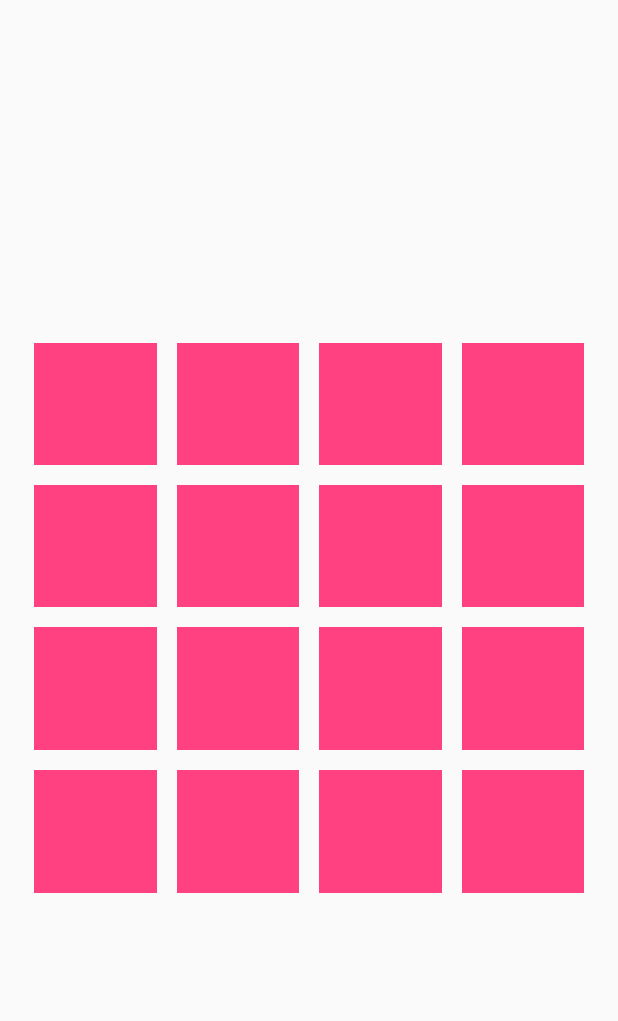
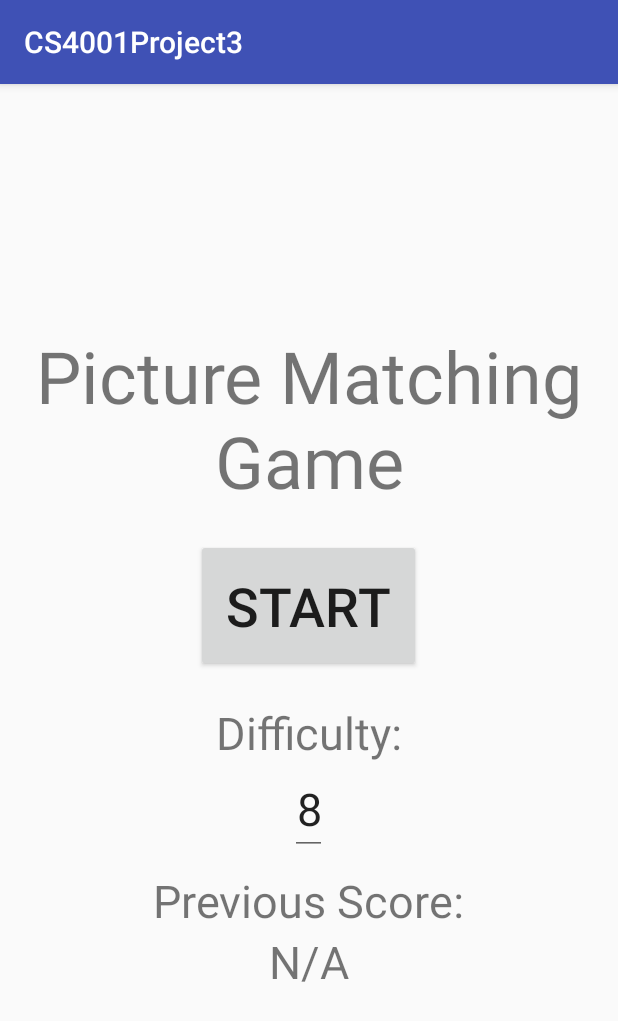
Before and after one commit to ChaoticConundrum/CS4001Project3, an Android app: the screen it shows after launch (MainActivity), on a phone screen of 412 x 824 dp. Shown: the top 1021 px of the screen. Run offline under Robolectric (Android 15) with nearby library versions, the phone set to English and light mode, and no system bars.

Commit message:
Added menu screen, game activity

```diff
--- a/app/src/main/AndroidManifest.xml
+++ b/app/src/main/AndroidManifest.xml
@@ -11,10 +11,10 @@
         <activity android:name=".MainActivity">
             <intent-filter>
                 <action android:name="android.intent.action.MAIN" />
-
                 <category android:name="android.intent.category.LAUNCHER" />
             </intent-filter>
         </activity>
+        <activity android:name=".GameActivity"></activity>
     </application>
 
 </manifest>
--- a/app/src/main/java/com/example/cawate14/cs4001project3/GameFragment.java
+++ b/app/src/main/java/com/example/cawate14/cs4001project3/GameFragment.java
@@ -1,21 +1,23 @@
 package com.example.cawate14.cs4001project3;
 
 import android.animation.ValueAnimator;
+import android.app.Activity;
 import android.app.Fragment;
+import android.content.Intent;
 import android.graphics.drawable.ColorDrawable;
 import android.graphics.drawable.Drawable;
 import android.os.Bundle;
 import android.os.Handler;
 import android.support.v4.content.ContextCompat;
-import android.util.Log;
 import android.view.LayoutInflater;
 import android.view.View;
 import android.view.ViewGroup;
 import android.view.ViewTreeObserver;
 import android.widget.GridLayout;
 import android.widget.ImageView;
-import android.widget.LinearLayout;
-import android.widget.RelativeLayout;
+import android.widget.TextView;
+
+import org.w3c.dom.Text;
 
 import java.util.ArrayList;
 import java.util.Arrays;
@@ -24,8 +26,6 @@ import java.util.Timer;
 import java.util.TimerTask;
 
 public class GameFragment extends Fragment implements GameViewControl {
-
-    private static final int IMAGE_COUNT = 8;
 
     private static final Integer[] resimg = {
             R.drawable.badaxx,
@@ -46,23 +46,22 @@ public class GameFragment extends Fragment implements GameViewControl {
     private Handler handler = null;
     private Timer fliptimer = null;
 
+    private Drawable tileColorFront;
+    private Drawable tileColorBack;
+    private Drawable tileColorMatch;
+    private Drawable tileColorNoMatch;
+
     @Override
     public void onCreate(Bundle savedInstanceState) {
         super.onCreate(savedInstanceState);
         setRetainInstance(true);
-        model = new GameModel(this, IMAGE_COUNT);
         handler = new Handler();
         fliptimer = new Timer();
-        //Collections.shuffle(images);
+        Collections.shuffle(images);
     }
 
-    // Based on http://stackoverflow.com/a/28328782/4526277
-    private static int getClosestFactors(int in){
-        int test = (int)Math.floor(Math.sqrt(in));
-        while(in % test != 0){
-            test--;
-        }
-        return test;
+    public void setModel(GameModel gmodel){
+        model = gmodel;
     }
 
     @Override
@@ -74,12 +73,6 @@ public class GameFragment extends Fragment implements GameViewControl {
         GridLayout grid = (GridLayout) root.findViewById(R.id.gamegrid);
         grid.setColumnCount(getClosestFactors(model.getNumTiles()));
 
-        final float density = getResources().getDisplayMetrics().density;
-        Log.d("DBG", "Density " + density + "," +
-                getResources().getDisplayMetrics().densityDpi + "," +
-                getResources().getDisplayMetrics().scaledDensity + ","
-        );
-
         // Init image views
         tiles.clear();
         for(int i = 0; i < model.getNumTiles(); ++i){
@@ -87,27 +80,30 @@ public class GameFragment extends Fragment implements GameViewControl {
             final GameModel gmodel = model;
 
             // Create tile layout container
-            // A GridLayout is used here because GONE children automatically take up no space
             final TileLayout tilelayout = new TileLayout(getContext());
             ViewGroup.LayoutParams tileParam = new ViewGroup.LayoutParams(ViewGroup.LayoutParams.WRAP_CONTENT, ViewGroup.LayoutParams.WRAP_CONTENT);
             tilelayout.setLayoutParams(tileParam);
             tilelayout.setPadding(10, 10, 10, 10);
 
             ViewGroup.LayoutParams imageParam = new ViewGroup.LayoutParams(ViewGroup.LayoutParams.MATCH_PARENT, ViewGroup.LayoutParams.MATCH_PARENT);
-            Drawable fg = new ColorDrawable(ContextCompat.getColor(getContext(), R.color.colorAccent));
-            Drawable bg = new ColorDrawable(ContextCompat.getColor(getContext(), R.color.colorPrimary));
+            tileColorFront = new ColorDrawable(ContextCompat.getColor(getContext(), R.color.tileFront));
+            tileColorBack = new ColorDrawable(ContextCompat.getColor(getContext(), R.color.tileBack));
+            tileColorMatch = new ColorDrawable(ContextCompat.getColor(getContext(), R.color.tileMatch));
+            tileColorNoMatch = new ColorDrawable(ContextCompat.getColor(getContext(), R.color.tileNoMatch));
 
             // Front of tile
             final ImageView front = new ImageView(getContext());
             front.setLayoutParams(imageParam);
-            front.setBackground(fg);
+            front.setBackground(tileColorFront);
 
             // Back of tile
             final ImageView back = new ImageView(getContext());
             back.setLayoutParams(imageParam);
-            back.setBackground(bg);
+            back.setBackground(tileColorBack);
             //back.setAdjustViewBounds(true);
             back.setScaleType(ImageView.ScaleType.CENTER_CROP);
+            back.setPadding(10, 10, 10, 10);
+            back.setCropToPadding(true);
 
             // Setup layout callback for measurement
             ViewTreeObserver vto = front.getViewTreeObserver();
@@ -167,14 +163,20 @@ public class GameFragment extends Fragment implements GameViewControl {
         return root;
     }
 
+    // Based on http://stackoverflow.com/a/28328782/4526277
+    private static int getClosestFactors(int in){
+        int test = (int)Math.floor(Math.sqrt(in));
+        while(in % test != 0){
+            test--;
+        }
+        return test;
+    }
+
     @Override
     public void flipTile(final int i) {
-        handler.post(new Runnable() {
-            @Override
-            public void run() {
-                tiles.get(i).anim.start();
-            }
-        });
+        tiles.get(i).anim.start();
+        TextView score = (TextView) getActivity().findViewById(R.id.score);
+        score.setText(Integer.toString(model.getFlipCount()));
     }
 
     @Override
@@ -184,18 +186,27 @@ public class GameFragment extends Fragment implements GameViewControl {
 
     @Override
     public void tilesMatched(int i, int j) {
-        //tiles.get(i).back.setBackgroundColor(ContextCompat.getColor(getContext(), R.color.tileMatch));
-        //tiles.get(j).back.setBackgroundColor(ContextCompat.getColor(getContext(), R.color.tileMatch));
+        tiles.get(i).back.setBackground(tileColorMatch);
+        tiles.get(j).back.setBackground(tileColorMatch);
     }
 
     @Override
     public void tilesNotMatched(int i, int j) {
-        //tiles.get(i).back.setBackgroundColor(ContextCompat.getColor(getContext(), R.color.tileNoMatch));
-        //tiles.get(j).back.setBackgroundColor(ContextCompat.getColor(getContext(), R.color.tileNoMatch));
+        tiles.get(i).back.setBackground(tileColorNoMatch);
+        tiles.get(j).back.setBackground(tileColorNoMatch);
+    }
+
+    @Override
+    public void gameFinished() {
+        // Finish the activity
+        Intent result = new Intent();
+        result.putExtra("SCORE_RESULT", model.getFlipCount());
+        getActivity().setResult(Activity.RESULT_OK, result);
+        getActivity().finish();
     }
 
     class Tile {
-        public ViewGroup layout;
+        public TileLayout layout;
         public ImageView front;
         public ImageView back;
         public ValueAnimator anim;
@@ -216,6 +227,7 @@ public class GameFragment extends Fragment implements GameViewControl {
                 public void run() {
                     // Reverse flip
                     tiles.get(tile).anim.reverse();
+                    tiles.get(tile).back.setBackground(tileColorBack);
                 }
             });
         }
--- a/app/src/main/java/com/example/cawate14/cs4001project3/GameViewControl.java
+++ b/app/src/main/java/com/example/cawate14/cs4001project3/GameViewControl.java
@@ -13,4 +13,7 @@ public interface GameViewControl {
     // Tiles i and j are not a match
     void tilesNotMatched(int i, int j);
 
+    // All pictures matched, game finished
+    void gameFinished();
+
 }
--- a/app/src/main/java/com/example/cawate14/cs4001project3/MainActivity.java
+++ b/app/src/main/java/com/example/cawate14/cs4001project3/MainActivity.java
@@ -1,16 +1,44 @@
 package com.example.cawate14.cs4001project3;
 
 import android.app.Activity;
+import android.content.Intent;
 import android.os.Bundle;
-import android.view.Window;
+import android.support.v7.app.AppCompatActivity;
+import android.view.View;
+import android.widget.Button;
+import android.widget.EditText;
+import android.widget.TextView;
 
-public class MainActivity extends Activity {
+public class MainActivity extends AppCompatActivity {
+
+    public static final int SCORE_REQUEST = 1001;
 
     @Override
     protected void onCreate(Bundle savedInstanceState) {
         super.onCreate(savedInstanceState);
-        requestWindowFeature(Window.FEATURE_NO_TITLE);
         setContentView(R.layout.activity_main);
+
+        final Button start = (Button) findViewById(R.id.start);
+        final EditText difficulty = (EditText) findViewById(R.id.difficulty);
+
+        start.setOnClickListener(new View.OnClickListener() {
+            @Override
+            public void onClick(View v) {
+                Intent intent = new Intent(MainActivity.this, GameActivity.class);
+                intent.putExtra("IMAGE_COUNT", Integer.decode(difficulty.getText().toString()));
+                startActivityForResult(intent, SCORE_REQUEST);
+            }
+        });
+    }
+
+    @Override
+    protected void onActivityResult(int requestCode, int resultCode, Intent data) {
+        super.onActivityResult(requestCode, resultCode, data);
+        if(requestCode == SCORE_REQUEST && resultCode == Activity.RESULT_OK && data != null) {
+            int score = data.getIntExtra("SCORE_RESULT", 0);
+            TextView scoreview = (TextView) findViewById(R.id.prevscore);
+            scoreview.setText(Integer.toString(score));
+        }
     }
 
 }
--- a/app/src/main/java/com/example/cawate14/cs4001project3/TileLayout.java
+++ b/app/src/main/java/com/example/cawate14/cs4001project3/TileLayout.java
@@ -4,6 +4,7 @@ import android.content.Context;
 import android.util.AttributeSet;
 import android.widget.GridLayout;
 
+// This class is based on a GridLayout because GONE children automatically take up no space
 public class TileLayout extends GridLayout {
 
     int fixWidth = 0;
--- a/app/src/main/res/layout/activity_main.xml
+++ b/app/src/main/res/layout/activity_main.xml
@@ -1,5 +1,5 @@
 <?xml version="1.0" encoding="utf-8"?>
-<RelativeLayout xmlns:android="http://schemas.android.com/apk/res/android"
+<LinearLayout xmlns:android="http://schemas.android.com/apk/res/android"
     xmlns:tools="http://schemas.android.com/tools"
     android:id="@+id/activity_main"
     android:layout_width="match_parent"
@@ -9,19 +9,65 @@
     android:paddingRight="@dimen/activity_horizontal_margin"
     android:paddingTop="@dimen/activity_vertical_margin"
     android:gravity="center"
+    android:orientation="vertical"
     tools:context="com.example.cawate14.cs4001project3.MainActivity">
 
-    <com.example.cawate14.cs4001project3.GameLayout
-        android:layout_width="match_parent"
-        android:layout_height="match_parent">
+    <LinearLayout
+        android:focusable="true"
+        android:focusableInTouchMode="true"
+        android:layout_width="0px"
+        android:layout_height="0px" />
 
-        <fragment
-            android:name="com.example.cawate14.cs4001project3.GameFragment"
-            android:id="@+id/game"
-            android:layout_width="match_parent"
-            android:layout_height="match_parent"
-            tools:layout="@layout/fragment_game" />
+    <TextView
+        android:layout_width="wrap_content"
+        android:layout_height="wrap_content"
+        android:textSize="48sp"
+        android:gravity="center"
+        android:text="@string/title" />
 
-    </com.example.cawate14.cs4001project3.GameLayout>
+    <Button
+        android:id="@+id/start"
+        android:layout_width="wrap_content"
+        android:layout_height="wrap_content"
+        android:textSize="36sp"
+        android:padding="20dp"
+        android:layout_marginTop="20dp"
+        android:text="@string/start" />
 
-</RelativeLayout>
+
+    <TextView
+        android:layout_width="wrap_content"
+        android:layout_height="wrap_content"
+        android:textSize="30sp"
+        android:gravity="center"
+        android:layout_marginTop="20dp"
+        android:text="@string/difficulty" />
+
+    <EditText
+        android:id="@+id/difficulty"
+        android:layout_width="wrap_content"
+        android:layout_height="wrap_content"
+        android:textSize="30sp"
+        android:gravity="center"
+        android:inputType="number"
+        android:nextFocusUp="@id/difficulty"
+        android:nextFocusLeft="@id/difficulty"
+        android:text="@string/default_diff" />
+
+    <TextView
+        android:layout_width="wrap_content"
+        android:layout_height="wrap_content"
+        android:textSize="30sp"
+        android:gravity="center"
+        android:layout_marginTop="10dp"
+        android:text="@string/previous_score" />
+
+    <TextView
+        android:id="@+id/prevscore"
+        android:layout_width="wrap_content"
+        android:layout_height="wrap_content"
+        android:textSize="30sp"
+        android:gravity="center"
+        android:text="@string/n_a" />
+
+</LinearLayout>
--- a/app/src/main/res/values/colors.xml
+++ b/app/src/main/res/values/colors.xml
@@ -4,6 +4,8 @@
     <color name="colorPrimaryDark">#303F9F</color>
     <color name="colorAccent">#FF4081</color>
 
+    <color name="tileFront">#FF4477</color>
+    <color name="tileBack">#0000FF</color>
     <color name="tileMatch">#00AA00</color>
     <color name="tileNoMatch">#AA0000</color>
 </resources>
--- a/app/src/main/res/values/strings.xml
+++ b/app/src/main/res/values/strings.xml
@@ -1,3 +1,10 @@
 <resources>
     <string name="app_name">CS4001Project3</string>
+    <string name="title">Picture Matching Game</string>
+    <string name="difficulty">Difficulty:</string>
+    <string name="previous_score">Previous Score:</string>
+    <string name="n_a">N/A</string>
+    <string name="start">Start</string>
+    <string name="default_diff">8</string>
+    <string name="init_score">0</string>
 </resources>
```
Also changed, not shown: app/src/main/java/com/example/cawate14/cs4001project3/GameActivity.java (added, +33 -0 lines), app/src/main/java/com/example/cawate14/cs4001project3/GameModel.java (+19 -5 lines), app/src/main/java/com/example/cawate14/cs4001project3/TileImageView.java (deleted, +0 -37 lines), app/src/main/res/layout-land/activity_game.xml (added, +38 -0 lines), app/src/main/res/layout/activity_game.xml (added, +39 -0 lines).
